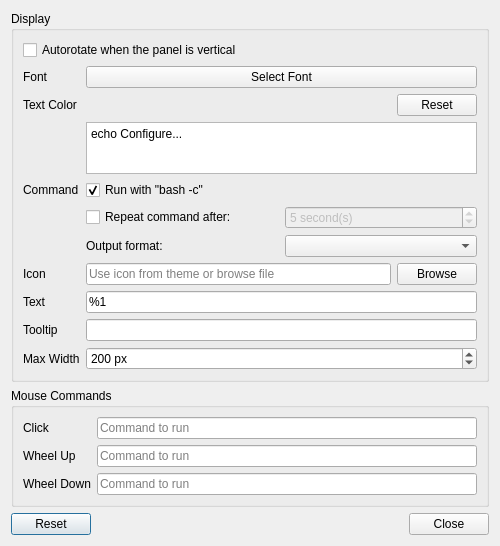
This is plugin-customcommand/lxqtcustomcommandconfiguration.ui in lxqt/lxqt-panel as Qt 5 draws it before an edit. The edited form follows.
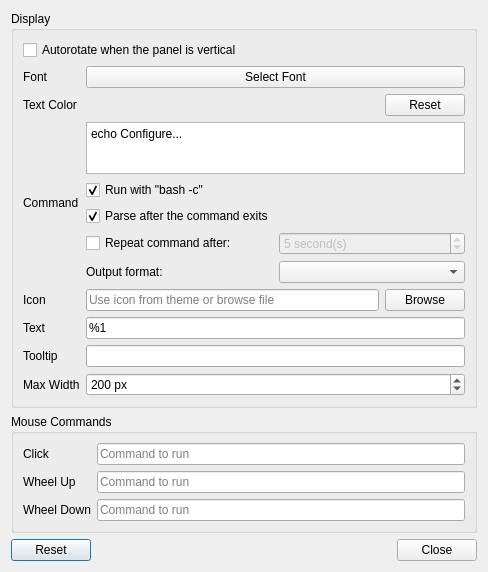
This is the edited form. Custom widgets are drawn as their Qt base class.

Commit message: parse after command exit

What changed in the file:
```diff
--- a/plugin-customcommand/lxqtcustomcommandconfiguration.ui
+++ b/plugin-customcommand/lxqtcustomcommandconfiguration.ui
@@ -6,8 +6,8 @@
    <rect>
     <x>0</x>
     <y>0</y>
-    <width>500</width>
-    <height>535</height>
+    <width>488</width>
+    <height>571</height>
    </rect>
   </property>
   <property name="windowTitle">
@@ -22,17 +22,72 @@
      <layout class="QVBoxLayout" name="verticalLayout_2">
       <item>
        <layout class="QGridLayout" name="gridLayout">
-        <item row="0" column="0" colspan="3">
-         <widget class="QCheckBox" name="autoRotateCheckBox">
+        <item row="2" column="2">
+         <widget class="QPushButton" name="textColorResetButton">
           <property name="text">
-           <string>Autorotate when the panel is vertical</string>
+           <string>Reset</string>
           </property>
+          <property name="autoDefault">
+           <bool>false</bool>
+          </property>
          </widget>
         </item>
-        <item row="1" column="0">
-         <widget class="QLabel" name="fontLabel">
+        <item row="7" column="1" colspan="2">
+         <layout class="QHBoxLayout" name="horizontalLayout_2">
+          <item>
+           <widget class="QLabel" name="outputFormatLabel">
+            <property name="toolTip">
+             <string>&lt;html&gt;&lt;head/&gt;&lt;body&gt;&lt;p&gt;&lt;span style=&quot; font-weight:700;&quot;&gt;Text only&lt;/span&gt; - command outputs plain text to be used as text of the button&lt;&lt;/p&gt;&lt;p&gt;&lt;span style=&quot; font-weight:700;&quot;&gt;Icon only&lt;/span&gt; - command outputs icon in form of:&lt;br/&gt;&amp;nbsp;&amp;nbsp;- &lt;span style=&quot; font-style:italic;&quot;&gt;theme name&lt;/span&gt; - name of icon resolved to image based on XDG spec&lt;br/&gt;&amp;nbsp;&amp;nbsp;- &lt;span style=&quot; font-style:italic;&quot;&gt;image file path&lt;/span&gt; - path to file with image to show&lt;br/&gt;&amp;nbsp;&amp;nbsp;- &lt;span style=&quot; font-style:italic;&quot;&gt;image data stream&lt;/span&gt; - plain image stream&lt;br/&gt;&amp;nbsp;&amp;nbsp;- &lt;span style=&quot; font-style:italic;&quot;&gt;base64 encoded image data stream&lt;/span&gt; - as above but base64 encoded&lt;/p&gt;&lt;p&gt;&lt;span style=&quot; font-weight:700;&quot;&gt;Stuctured&lt;/span&gt; - command outputs structured variables to be used for button visualization in form &amp;quot;&lt;span style=&quot; text-decoration: underline;&quot;&gt;name1:base64value1 name2:base64value2 ...&lt;/span&gt;&amp;quot;. Handled names are:&lt;br/&gt;&amp;nbsp;&amp;nbsp;- &lt;span style=&quot; font-style:italic;&quot;&gt;text&lt;/span&gt; - string to be used as text of the button&lt;br/&gt;&amp;nbsp;&amp;nbsp;- &lt;span style=&quot; font-style:italic;&quot;&gt;icon&lt;/span&gt; - icon to be show in the button, in the same form as in &lt;span style=&quot; font-weight:700;&quot;&gt;Icon only&lt;/span&gt; output&lt;br/&gt;&amp;nbsp;&amp;nbsp;- &lt;span style=&quot; font-style:italic;&quot;&gt;tooltip&lt;/span&gt; - string to be used as tooltip of the button&lt;br/&gt;Example of script generating structured output:&lt;br/&gt;&lt;span style=&quot; font-style:italic;&quot;&gt;echo &amp;quot;text:$(echo -n &amp;quot;My text&amp;quot; | base64 --wrap=0) icon:$(base64 --wrap=0 my_image.svg) tooltip:$(echo -n &amp;quot;This is my pretty tooltip&amp;quot; | base64 --wrap=0)&amp;quot;&lt;/span&gt;&lt;/p&gt;&lt;/body&gt;&lt;/html&gt;</string>
+            </property>
+            <property name="text">
+             <string>Output format:</string>
+            </property>
+           </widget>
+          </item>
+          <item>
+           <widget class="QComboBox" name="outputFormatComboBox"/>
+          </item>
+         </layout>
+        </item>
+        <item row="2" column="1">
+         <widget class="ColorLabel" name="textColorLabel"/>
+        </item>
+        <item row="3" column="0" rowspan="5">
+         <widget class="QLabel" name="commandLabel">
           <property name="text">
-           <string>Font</string>
+           <string>Command</string>
+          </property>
+          <property name="alignment">
+           <set>Qt::AlignmentFlag::AlignLeading|Qt::AlignmentFlag::AlignLeft|Qt::AlignmentFlag::AlignVCenter</set>
+          </property>
+         </widget>
+        </item>
+        <item row="11" column="1" colspan="2">
+         <widget class="QSpinBox" name="maxWidthSpinBox">
+          <property name="suffix">
+           <string> px</string>
+          </property>
+          <property name="minimum">
+           <number>10</number>
+          </property>
+          <property name="maximum">
+           <number>9999</number>
+          </property>
+          <property name="singleStep">
+           <number>5</number>
+          </property>
+          <property name="value">
+           <number>200</number>
+          </property>
+         </widget>
+        </item>
+        <item row="4" column="1" colspan="2">
+         <widget class="QCheckBox" name="runWithBashCheckBox">
+          <property name="text">
+           <string>Run with &quot;bash -c&quot;</string>
+          </property>
+          <property name="checked">
+           <bool>true</bool>
           </property>
          </widget>
         </item>
@@ -53,29 +108,6 @@
           </property>
          </widget>
         </item>
-        <item row="2" column="1">
-         <widget class="ColorLabel" name="textColorLabel"/>
-        </item>
-        <item row="2" column="2">
-         <widget class="QPushButton" name="textColorResetButton">
-          <property name="text">
-           <string>Reset</string>
-          </property>
-          <property name="autoDefault">
-           <bool>false</bool>
-          </property>
-         </widget>
-        </item>
-        <item row="3" column="0" rowspan="4">
-         <widget class="QLabel" name="commandLabel">
-          <property name="text">
-           <string>Command</string>
-          </property>
-          <property name="alignment">
-           <set>Qt::AlignLeading|Qt::AlignLeft|Qt::AlignVCenter</set>
-          </property>
-         </widget>
-        </item>
         <item row="3" column="1" colspan="2">
          <widget class="QPlainTextEdit" name="commandPlainTextEdit">
           <property name="minimumSize">
@@ -93,22 +125,49 @@
           <property name="plainText">
            <string>echo Configure...</string>
           </property>
+          <property name="tabStopDistance">
+           <double>40.000000000000000</double>
+          </property>
           <property name="placeholderText">
            <string>Command to run</string>
           </property>
          </widget>
         </item>
-        <item row="4" column="1" colspan="2">
-         <widget class="QCheckBox" name="runWithBashCheckBox">
+        <item row="11" column="0">
+         <widget class="QLabel" name="maxWidthLabel">
           <property name="text">
-           <string>Run with &quot;bash -c&quot;</string>
+           <string>Max Width</string>
           </property>
-          <property name="checked">
-           <bool>true</bool>
+          <property name="alignment">
+           <set>Qt::AlignmentFlag::AlignLeading|Qt::AlignmentFlag::AlignLeft|Qt::AlignmentFlag::AlignVCenter</set>
           </property>
          </widget>
         </item>
-        <item row="5" column="1" colspan="2">
+        <item row="0" column="0" colspan="3">
+         <widget class="QCheckBox" name="autoRotateCheckBox">
+          <property name="text">
+           <string>Autorotate when the panel is vertical</string>
+          </property>
+         </widget>
+        </item>
+        <item row="1" column="0">
+         <widget class="QLabel" name="fontLabel">
+          <property name="text">
+           <string>Font</string>
+          </property>
+         </widget>
+        </item>
+        <item row="8" column="0">
+         <widget class="QLabel" name="iconLabel">
+          <property name="text">
+           <string>Icon</string>
+          </property>
+          <property name="alignment">
+           <set>Qt::AlignmentFlag::AlignLeading|Qt::AlignmentFlag::AlignLeft|Qt::AlignmentFlag::AlignVCenter</set>
+          </property>
+         </widget>
+        </item>
+        <item row="6" column="1" colspan="2">
          <widget class="QFrame" name="frame">
           <property name="sizePolicy">
            <sizepolicy hsizetype="Expanding" vsizetype="Preferred">
@@ -123,10 +182,10 @@
            </size>
           </property>
           <property name="frameShape">
-           <enum>QFrame::NoFrame</enum>
+           <enum>QFrame::Shape::NoFrame</enum>
           </property>
           <property name="frameShadow">
-           <enum>QFrame::Raised</enum>
+           <enum>QFrame::Shadow::Raised</enum>
           </property>
           <property name="lineWidth">
            <number>0</number>
@@ -188,62 +247,7 @@
           </layout>
          </widget>
         </item>
-        <item row="6" column="1" colspan="2">
-         <layout class="QHBoxLayout" name="horizontalLayout_2">
-          <item>
-           <widget class="QLabel" name="outputFormatLabel">
-            <property name="toolTip">
-             <string>&lt;html&gt;&lt;head/&gt;&lt;body&gt;&lt;p&gt;&lt;span style=&quot; font-weight:700;&quot;&gt;Text only&lt;/span&gt; - command outputs plain text to be used as text of the button&lt;&lt;/p&gt;&lt;p&gt;&lt;span style=&quot; font-weight:700;&quot;&gt;Icon only&lt;/span&gt; - command outputs icon in form of:&lt;br/&gt;&amp;nbsp;&amp;nbsp;- &lt;span style=&quot; font-style:italic;&quot;&gt;theme name&lt;/span&gt; - name of icon resolved to image based on XDG spec&lt;br/&gt;&amp;nbsp;&amp;nbsp;- &lt;span style=&quot; font-style:italic;&quot;&gt;image file path&lt;/span&gt; - path to file with image to show&lt;br/&gt;&amp;nbsp;&amp;nbsp;- &lt;span style=&quot; font-style:italic;&quot;&gt;image data stream&lt;/span&gt; - plain image stream&lt;br/&gt;&amp;nbsp;&amp;nbsp;- &lt;span style=&quot; font-style:italic;&quot;&gt;base64 encoded image data stream&lt;/span&gt; - as above but base64 encoded&lt;/p&gt;&lt;p&gt;&lt;span style=&quot; font-weight:700;&quot;&gt;Stuctured&lt;/span&gt; - command outputs structured variables to be used for button visualization in form &amp;quot;&lt;span style=&quot; text-decoration: underline;&quot;&gt;name1:base64value1 name2:base64value2 ...&lt;/span&gt;&amp;quot;. Handled names are:&lt;br/&gt;&amp;nbsp;&amp;nbsp;- &lt;span style=&quot; font-style:italic;&quot;&gt;text&lt;/span&gt; - string to be used as text of the button&lt;br/&gt;&amp;nbsp;&amp;nbsp;- &lt;span style=&quot; font-style:italic;&quot;&gt;icon&lt;/span&gt; - icon to be show in the button, in the same form as in &lt;span style=&quot; font-weight:700;&quot;&gt;Icon only&lt;/span&gt; output&lt;br/&gt;&amp;nbsp;&amp;nbsp;- &lt;span style=&quot; font-style:italic;&quot;&gt;tooltip&lt;/span&gt; - string to be used as tooltip of the button&lt;br/&gt;Example of script generating structured output:&lt;br/&gt;&lt;span style=&quot; font-style:italic;&quot;&gt;echo &amp;quot;text:$(echo -n &amp;quot;My text&amp;quot; | base64 --wrap=0) icon:$(base64 --wrap=0 my_image.svg) tooltip:$(echo -n &amp;quot;This is my pretty tooltip&amp;quot; | base64 --wrap=0)&amp;quot;&lt;/span&gt;&lt;/p&gt;&lt;/body&gt;&lt;/html&gt;</string>
-            </property>
-            <property name="text">
-             <string>Output format:</string>
-            </property>
-           </widget>
-          </item>
-          <item>
-           <widget class="QComboBox" name="outputFormatComboBox">
-           </widget>
-          </item>
-         </layout>
-        </item>
-        <item row="7" column="0">
-         <widget class="QLabel" name="iconLabel">
-          <property name="text">
-           <string>Icon</string>
-          </property>
-          <property name="alignment">
-           <set>Qt::AlignLeading|Qt::AlignLeft|Qt::AlignVCenter</set>
-          </property>
-         </widget>
-        </item>
-        <item row="7" column="1">
-         <widget class="QLineEdit" name="iconLineEdit">
-          <property name="placeholderText">
-           <string>Use icon from theme or browse file</string>
-          </property>
-         </widget>
-        </item>
-        <item row="7" column="2">
-         <widget class="QPushButton" name="iconBrowseButton">
-          <property name="text">
-           <string>Browse</string>
-          </property>
-          <property name="autoDefault">
-           <bool>false</bool>
-          </property>
-         </widget>
-        </item>
-        <item row="8" column="0">
-         <widget class="QLabel" name="textLabel">
-          <property name="text">
-           <string>Text</string>
-          </property>
-          <property name="alignment">
-           <set>Qt::AlignLeading|Qt::AlignLeft|Qt::AlignVCenter</set>
-          </property>
-         </widget>
-        </item>
-        <item row="8" column="1" colspan="2">
+        <item row="9" column="1" colspan="2">
          <widget class="QLineEdit" name="textLineEdit">
           <property name="text">
            <string>%1</string>
@@ -253,42 +257,50 @@
           </property>
          </widget>
         </item>
-        <item row="9" column="0">
+        <item row="10" column="0">
          <widget class="QLabel" name="tooltipLabel">
           <property name="text">
            <string>Tooltip</string>
           </property>
          </widget>
         </item>
-        <item row="9" column="1" colspan="2">
-         <widget class="QLineEdit" name="tooltipLineEdit"/>
-        </item>
-        <item row="10" column="0">
-         <widget class="QLabel" name="maxWidthLabel">
+        <item row="9" column="0">
+         <widget class="QLabel" name="textLabel">
           <property name="text">
-           <string>Max Width</string>
+           <string>Text</string>
           </property>
           <property name="alignment">
-           <set>Qt::AlignLeading|Qt::AlignLeft|Qt::AlignVCenter</set>
+           <set>Qt::AlignmentFlag::AlignLeading|Qt::AlignmentFlag::AlignLeft|Qt::AlignmentFlag::AlignVCenter</set>
           </property>
          </widget>
         </item>
         <item row="10" column="1" colspan="2">
-         <widget class="QSpinBox" name="maxWidthSpinBox">
-          <property name="suffix">
-           <string> px</string>
+         <widget class="QLineEdit" name="tooltipLineEdit"/>
+        </item>
+        <item row="8" column="2">
+         <widget class="QPushButton" name="iconBrowseButton">
+          <property name="text">
+           <string>Browse</string>
           </property>
-          <property name="minimum">
-           <number>10</number>
+          <property name="autoDefault">
+           <bool>false</bool>
           </property>
-          <property name="maximum">
-           <number>9999</number>
+         </widget>
+        </item>
+        <item row="8" column="1">
+         <widget class="QLineEdit" name="iconLineEdit">
+          <property name="placeholderText">
+           <string>Use icon from theme or browse file</string>
           </property>
-          <property name="singleStep">
-           <number>5</number>
+         </widget>
+        </item>
+        <item row="5" column="1">
+         <widget class="QCheckBox" name="parseOnExitCheckBox">
+          <property name="text">
+           <string>Parse after the command exits</string>
           </property>
-          <property name="value">
-           <number>200</number>
+          <property name="checked">
+           <bool>true</bool>
           </property>
          </widget>
         </item>
@@ -309,7 +321,7 @@
          <string>Click</string>
         </property>
         <property name="alignment">
-         <set>Qt::AlignLeading|Qt::AlignLeft|Qt::AlignVCenter</set>
+         <set>Qt::AlignmentFlag::AlignLeading|Qt::AlignmentFlag::AlignLeft|Qt::AlignmentFlag::AlignVCenter</set>
         </property>
        </widget>
       </item>
@@ -326,7 +338,7 @@
          <string>Wheel Up</string>
         </property>
         <property name="alignment">
-         <set>Qt::AlignLeading|Qt::AlignLeft|Qt::AlignVCenter</set>
+         <set>Qt::AlignmentFlag::AlignLeading|Qt::AlignmentFlag::AlignLeft|Qt::AlignmentFlag::AlignVCenter</set>
         </property>
        </widget>
       </item>
@@ -343,7 +355,7 @@
          <string>Wheel Down</string>
         </property>
         <property name="alignment">
-         <set>Qt::AlignLeading|Qt::AlignLeft|Qt::AlignVCenter</set>
+         <set>Qt::AlignmentFlag::AlignLeading|Qt::AlignmentFlag::AlignLeft|Qt::AlignmentFlag::AlignVCenter</set>
         </property>
        </widget>
       </item>
@@ -360,10 +372,10 @@
    <item>
     <widget class="QDialogButtonBox" name="buttonBox">
      <property name="orientation">
-      <enum>Qt::Horizontal</enum>
+      <enum>Qt::Orientation::Horizontal</enum>
      </property>
      <property name="standardButtons">
-      <set>QDialogButtonBox::Close|QDialogButtonBox::Reset</set>
+      <set>QDialogButtonBox::StandardButton::Close|QDialogButtonBox::StandardButton::Reset</set>
      </property>
     </widget>
    </item>
```
Left out of the diff: 19 changed lines with no effect on the pictures. The commit also changes 4 other files.
